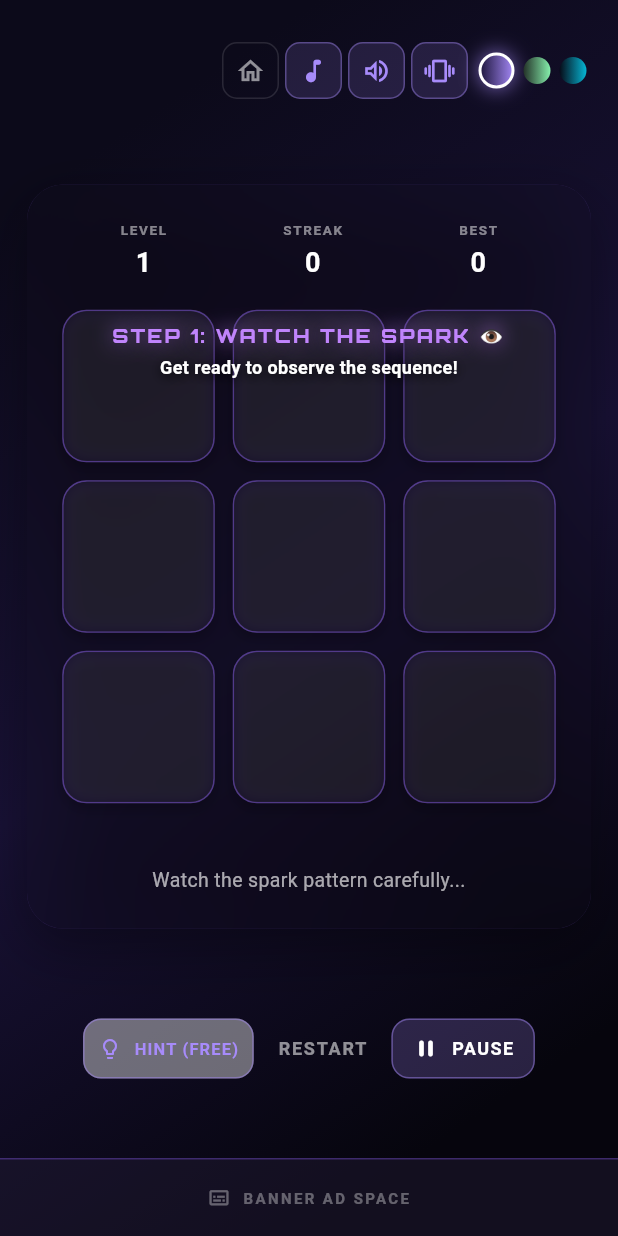
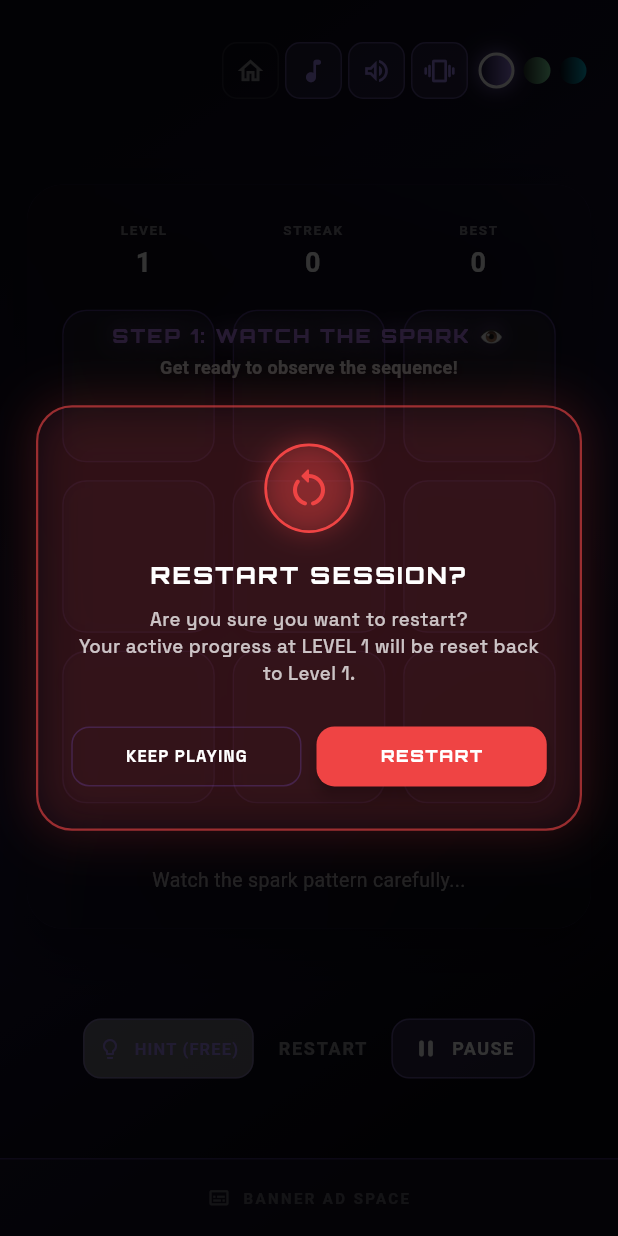
Before and after one commit to aswinwrk/focus_spark, a Flutter app: the screen it shows after launch, after a tap on "NEW SESSION", after a tap on "RESTART", on a phone screen of 412 x 824 dp. Run offline on Flutter 3.47's test engine with Material 3 defaults, Android fonts, the phone set to English and light mode, and no system bars; our stand-ins replace google_fonts, google_mobile_ads, shared_preferences; missing offline and left inert: dart:js_interop; network calls fail.

Commit message:
feat: Add confirmation dialog for session restart and enhance rewarded ad handling

```diff
--- a/lib/main.dart
+++ b/lib/main.dart
@@ -600,6 +600,158 @@ class _FocusSparkScreenState extends State<FocusSparkScreen>
   }
 
   // ── Session Control ──────────────────────────────────────────────────────
+  void _confirmAndRestartSession(GameTheme theme) {
+    if (_level <= 1 && _currentStreak == 0 && !_hasSavedSession) {
+      _startSession();
+      return;
+    }
+
+    HapticFeedback.selectionClick();
+    final wasPlaying = _gameState == GameState.playerInput;
+    if (wasPlaying) {
+      _cancelInputTimer();
+    }
+
+    showDialog<bool>(
+      context: context,
+      barrierDismissible: true,
+      barrierColor: Colors.black.withValues(alpha: 0.8),
+      builder: (ctx) {
+        return Dialog(
+          backgroundColor: Colors.transparent,
+          insetPadding: const EdgeInsets.symmetric(horizontal: 24, vertical: 24),
+          child: Container(
+            constraints: const BoxConstraints(maxWidth: 380),
+            padding: const EdgeInsets.symmetric(horizontal: 22, vertical: 24),
+            decoration: BoxDecoration(
+              color: theme.panelBg,
+              borderRadius: BorderRadius.circular(24),
+              border: Border.all(
+                color: const Color(0xFFEF4444).withValues(alpha: 0.6),
+                width: 1.5,
+              ),
+              boxShadow: [
+                BoxShadow(
+                  color: const Color(0xFFEF4444).withValues(alpha: 0.20),
+                  blurRadius: 28,
+                  spreadRadius: 2,
+                ),
+              ],
+            ),
+            child: Column(
+              mainAxisSize: MainAxisSize.min,
+              children: [
+                // Glowing Warning Icon Badge
+                Container(
+                  padding: const EdgeInsets.all(12),
+                  decoration: BoxDecoration(
+                    shape: BoxShape.circle,
+                    color: const Color(0xFFEF4444).withValues(alpha: 0.15),
+                    border: Border.all(color: const Color(0xFFEF4444), width: 1.8),
+                    boxShadow: [
+                      BoxShadow(
+                        color: const Color(0xFFEF4444).withValues(alpha: 0.35),
+                        blurRadius: 16,
+                      ),
+                    ],
+                  ),
+                  child: const Icon(
+                    Icons.restart_alt_rounded,
+                    size: 32,
+                    color: Color(0xFFEF4444),
+                  ),
+                ),
+                const SizedBox(height: 16),
+
+                // Dialog Header
+                Text(
+                  'RESTART SESSION?',
+                  style: GoogleFonts.orbitron(
+                    fontSize: 16,
+                    fontWeight: FontWeight.w800,
+                    letterSpacing: 1.5,
+                    color: Colors.white,
+                  ),
+                  textAlign: TextAlign.center,
+                ),
+                const SizedBox(height: 10),
+
+                // Subtitle Explanation
+                Text(
+                  'Are you sure you want to restart?\nYour active progress at LEVEL $_level will be reset back to Level 1.',
+                  style: GoogleFonts.spaceGrotesk(
+                    fontSize: 12.5,
+                    fontWeight: FontWeight.w500,
+                    color: theme.textPrimary.withValues(alpha: 0.75),
+                    height: 1.4,
+                  ),
+                  textAlign: TextAlign.center,
+                ),
+                const SizedBox(height: 22),
+
+                // Action Buttons
+                Row(
+                  children: [
+                    Expanded(
+                      child: OutlinedButton(
+                        onPressed: () => Navigator.of(ctx).pop(false),
+                        style: OutlinedButton.styleFrom(
+                          foregroundColor: theme.textPrimary,
+                          side: BorderSide(color: theme.panelBorder),
+                          padding: const EdgeInsets.symmetric(vertical: 12),
+                          shape: RoundedRectangleBorder(
+                            borderRadius: BorderRadius.circular(12),
+                          ),
+                        ),
+                        child: Text(
+                          'KEEP PLAYING',
+                          style: GoogleFonts.spaceGrotesk(
+                            fontSize: 11,
+                            fontWeight: FontWeight.w700,
+                            letterSpacing: 0.8,
+                          ),
+                        ),
+                      ),
+                    ),
+                    const SizedBox(width: 10),
+                    Expanded(
+                      child: ElevatedButton(
+                        onPressed: () => Navigator.of(ctx).pop(true),
+                        style: ElevatedButton.styleFrom(
+                          backgroundColor: const Color(0xFFEF4444),
+                          foregroundColor: Colors.white,
+                          elevation: 4,
+                          padding: const EdgeInsets.symmetric(vertical: 12),
+                          shape: RoundedRectangleBorder(
+                            borderRadius: BorderRadius.circular(12),
+                          ),
+                        ),
+                        child: Text(
+                          'RESTART',
+                          style: GoogleFonts.orbitron(
+                            fontSize: 11,
+                            fontWeight: FontWeight.w800,
+                            letterSpacing: 1.0,
+                          ),
+                        ),
+                      ),
+                    ),
+                  ],
+                ),
+              ],
+            ),
+          ),
+        );
+      },
+    ).then((confirmed) {
+      if (confirmed == true) {
+        _startSession();
+      } else if (wasPlaying && mounted && _gameState == GameState.playerInput) {
+        _startInputTimer();
+      }
+    });
+  }
+
   void _startSession() async {
     final currentLevelBeforeRestart = _level;
 
@@ -910,6 +1062,11 @@ class _FocusSparkScreenState extends State<FocusSparkScreen>
           }
           _startInputTimer();
           _triggerHint();
+        }
+      },
+      onDismissed: () {
+        if (mounted && _gameState == GameState.playerInput && _inputTimer == null) {
+          _startInputTimer();
         }
       },
     );
@@ -2699,7 +2856,7 @@ class _FocusSparkScreenState extends State<FocusSparkScreen>
                                 ),
                               ),
                               TextButton(
-                                onPressed: _startSession,
+                                onPressed: () => _confirmAndRestartSession(theme),
                                 style: TextButton.styleFrom(
                                   padding: const EdgeInsets.symmetric(
                                       horizontal: 10, vertical: 8),
@@ -2754,7 +2911,7 @@ class _FocusSparkScreenState extends State<FocusSparkScreen>
                             ] else ...[
                               if (_hasSavedSession) ...[
                                 TextButton(
-                                  onPressed: _startSession,
+                                  onPressed: () => _confirmAndRestartSession(theme),
                                   style: TextButton.styleFrom(
                                     padding: const EdgeInsets.symmetric(
                                         horizontal: 8, vertical: 8),
```
Also changed, not shown: lib/services/ad_service.dart (+26 -6 lines).
